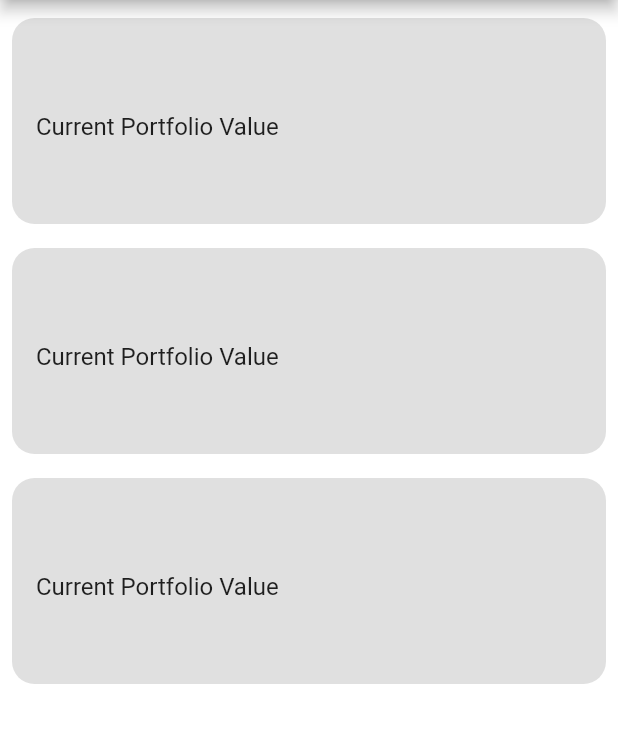
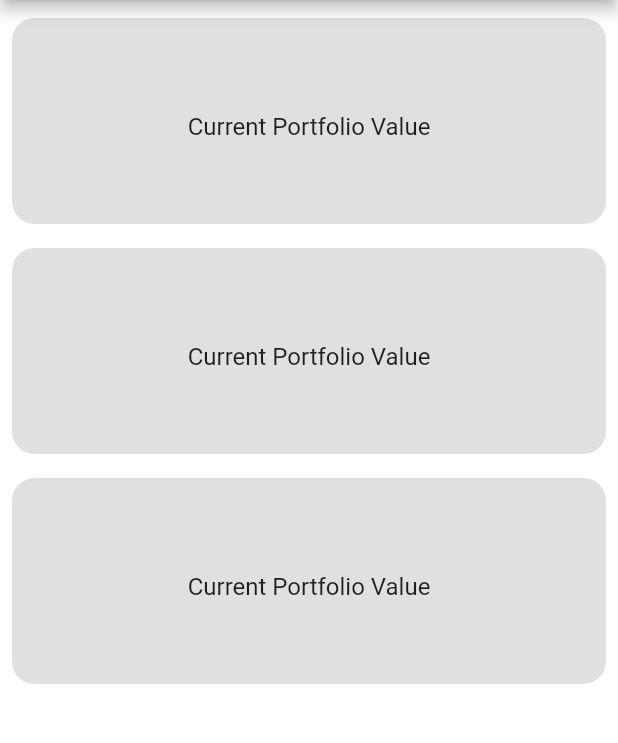
Before and after one commit to bloblet/Toro, a Flutter app: the screen it shows after launch, on a phone screen of 412 x 824 dp, the part 84-827 px from its top. Run offline on Flutter 3.47's test engine with Material 2 defaults, Android fonts, the phone set to English and light mode, and no system bars; our stand-ins replace shared_preferences.

Commit message:
cetnered text

```diff
--- a/lib/homeCard.dart
+++ b/lib/homeCard.dart
@@ -16,7 +16,7 @@ class HomeCard extends StatelessWidget {
             title: Column(
               mainAxisAlignment: MainAxisAlignment.center,
               crossAxisAlignment: CrossAxisAlignment.start,
-              children: <Widget>[Text('Current Portfolio Value')],
+              children: <Widget>[Center(child: Text('Current Portfolio Value'))],
             ),
           ),
         ),
```
